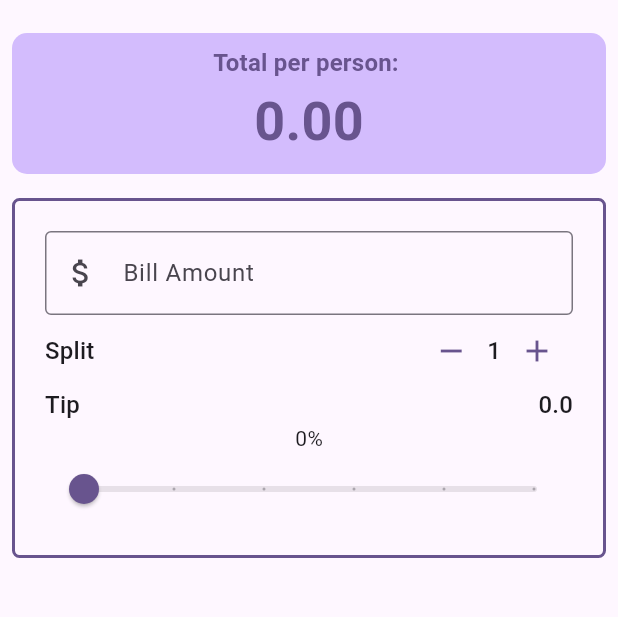
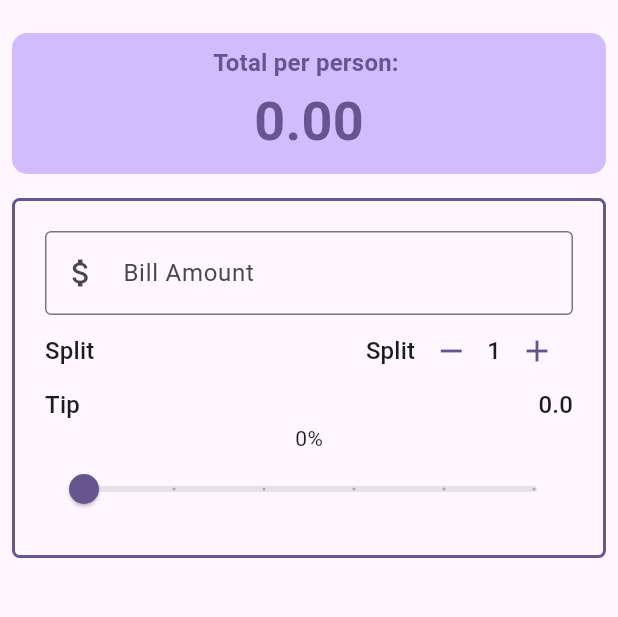
Before and after one commit to enesscakmak/bill-splitter, a Flutter app: the screen it shows after launch, on a phone screen of 412 x 824 dp, the part 63-680 px from its top. Run offline on Flutter 3.47's test engine with Material 3 defaults, Android fonts, the phone set to English and light mode, and no system bars.

Commit message:
feat: moved split text and added row

```diff
--- a/lib/widgets/person_counter.dart
+++ b/lib/widgets/person_counter.dart
@@ -5,8 +5,8 @@ class PersonCounter extends StatelessWidget {
     super.key,
     required this.theme,
     required int personCount,
-    this.onIncrement,
-    this.onDecrement,
+    required this.onIncrement,
+    required this.onDecrement,
   }) : _personCount = personCount;
 
   final ThemeData theme;
@@ -17,11 +17,20 @@ class PersonCounter extends StatelessWidget {
   @override
   Widget build(BuildContext context) {
     return Row(
+      mainAxisAlignment: MainAxisAlignment.spaceBetween,
       children: [
-        IconButton(
-            color: theme.colorScheme.primary,
-            onPressed: onDecrement,
-            icon: const Icon(Icons.remove)),
+        Text(
+          "Split",
+          style: theme.textTheme.titleMedium,
+        ),
+        Row(
+          children: [
+            IconButton(
+                color: theme.colorScheme.primary,
+                onPressed: onDecrement,
+                icon: const Icon(Icons.remove)),
+          ],
+        ),
         Text(
           "$_personCount",
           style: theme.textTheme.titleMedium,
```
